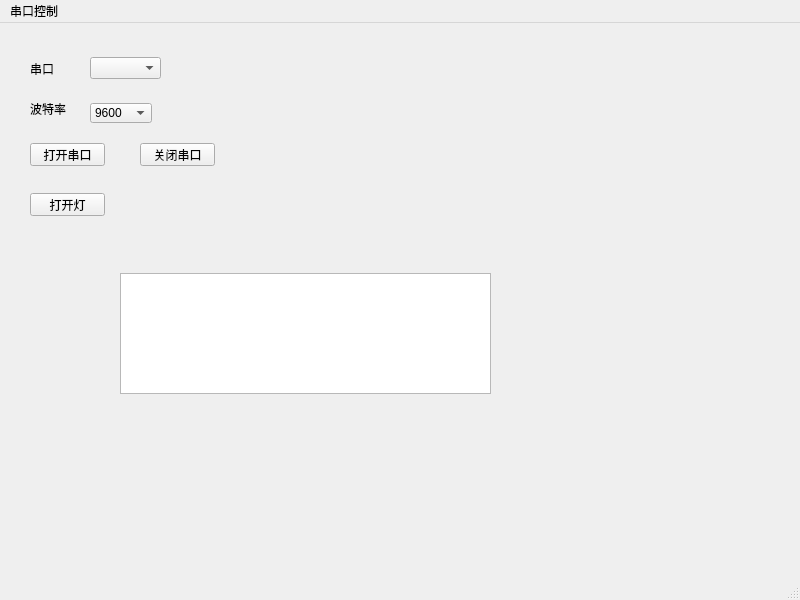
Above: serial_test/mainwindow.ui from zzrgenius/qt_study before the change. Below: the same form after it.
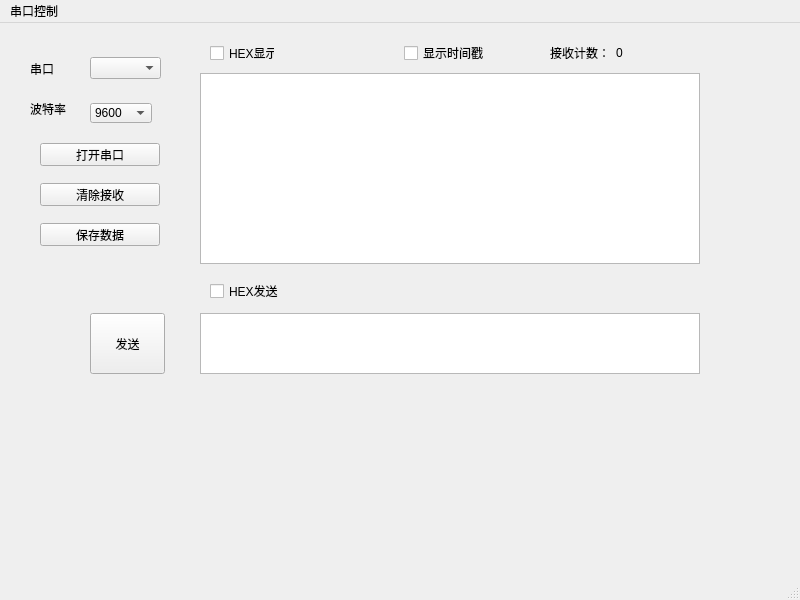
That is the form after the change.

Commit message: 调整界面，发送接收hex测试

```diff
--- a/serial_test/mainwindow.ui
+++ b/serial_test/mainwindow.ui
@@ -66,9 +66,9 @@
    <widget class="QPushButton" name="openButton">
     <property name="geometry">
      <rect>
-      <x>30</x>
+      <x>40</x>
       <y>120</y>
-      <width>75</width>
+      <width>120</width>
       <height>23</height>
      </rect>
     </property>
@@ -76,32 +76,6 @@
      <string>打开串口</string>
     </property>
    </widget>
-   <widget class="QPushButton" name="closeButton">
-    <property name="geometry">
-     <rect>
-      <x>140</x>
-      <y>120</y>
-      <width>75</width>
-      <height>23</height>
-     </rect>
-    </property>
-    <property name="text">
-     <string>关闭串口</string>
-    </property>
-   </widget>
-   <widget class="QPushButton" name="swButton">
-    <property name="geometry">
-     <rect>
-      <x>30</x>
-      <y>170</y>
-      <width>75</width>
-      <height>23</height>
-     </rect>
-    </property>
-    <property name="text">
-     <string>打开灯</string>
-    </property>
-   </widget>
    <widget class="QWidget" name="layoutWidget">
     <property name="geometry">
      <rect>
@@ -120,13 +94,130 @@
    <widget class="QTextEdit" name="readtextEdit">
     <property name="geometry">
      <rect>
-      <x>120</x>
-      <y>250</y>
-      <width>371</width>
-      <height>121</height>
+      <x>200</x>
+      <y>50</y>
+      <width>500</width>
+      <height>191</height>
      </rect>
     </property>
    </widget>
+   <widget class="QCheckBox" name="HexSendcheckBox">
+    <property name="geometry">
+     <rect>
+      <x>210</x>
+      <y>260</y>
+      <width>71</width>
+      <height>16</height>
+     </rect>
+    </property>
+    <property name="text">
+     <string>HEX发送</string>
+    </property>
+   </widget>
+   <widget class="QTextEdit" name="sendtextEdit">
+    <property name="geometry">
+     <rect>
+      <x>200</x>
+      <y>290</y>
+      <width>500</width>
+      <height>61</height>
+     </rect>
+    </property>
+   </widget>
+   <widget class="QPushButton" name="sendButton">
+    <property name="geometry">
+     <rect>
+      <x>90</x>
+      <y>290</y>
+      <width>75</width>
+      <height>61</height>
+     </rect>
+    </property>
+    <property name="text">
+     <string>发送</string>
+    </property>
+   </widget>
+   <widget class="QLabel" name="rxCnt_label">
+    <property name="geometry">
+     <rect>
+      <x>616</x>
+      <y>22</y>
+      <width>54</width>
+      <height>16</height>
+     </rect>
+    </property>
+    <property name="text">
+     <string>0</string>
+    </property>
+   </widget>
+   <widget class="QLabel" name="label_2">
+    <property name="geometry">
+     <rect>
+      <x>550</x>
+      <y>22</y>
+      <width>60</width>
+      <height>16</height>
+     </rect>
+    </property>
+    <property name="text">
+     <string>接收计数：</string>
+    </property>
+   </widget>
+   <widget class="QPushButton" name="clearRxButton">
+    <property name="geometry">
+     <rect>
+      <x>40</x>
+      <y>160</y>
+      <width>120</width>
+      <height>23</height>
+     </rect>
+    </property>
+    <property name="text">
+     <string>清除接收</string>
+    </property>
+   </widget>
+   <widget class="QCheckBox" name="HexDispcheckBox">
+    <property name="enabled">
+     <bool>true</bool>
+    </property>
+    <property name="geometry">
+     <rect>
+      <x>210</x>
+      <y>22</y>
+      <width>65</width>
+      <height>16</height>
+     </rect>
+    </property>
+    <property name="text">
+     <string>HEX显示</string>
+    </property>
+   </widget>
+   <widget class="QCheckBox" name="TimeDispcheckBox">
+    <property name="geometry">
+     <rect>
+      <x>404</x>
+      <y>22</y>
+      <width>83</width>
+      <height>16</height>
+     </rect>
+    </property>
+    <property name="text">
+     <string>显示时间戳</string>
+    </property>
+   </widget>
+   <widget class="QPushButton" name="SaveRxBufButton">
+    <property name="geometry">
+     <rect>
+      <x>40</x>
+      <y>200</y>
+      <width>120</width>
+      <height>23</height>
+     </rect>
+    </property>
+    <property name="text">
+     <string>保存数据</string>
+    </property>
+   </widget>
   </widget>
   <widget class="QMenuBar" name="menubar">
    <property name="geometry">
```
The commit also changes 6 other files.
